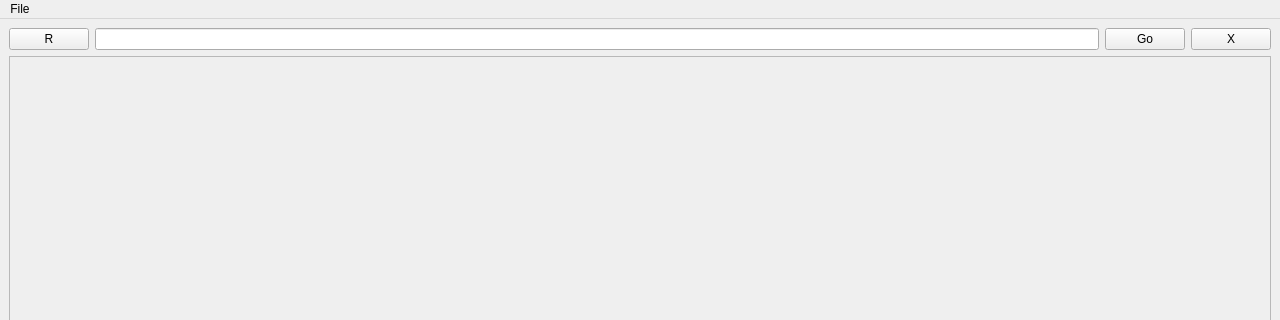
Old version of the form mainwindow.ui in the repository rth-8/RTHD2CLIENT; both pictures show x 0 to 1280 and y 0 to 320 of the 1280 by 800 pixel window.
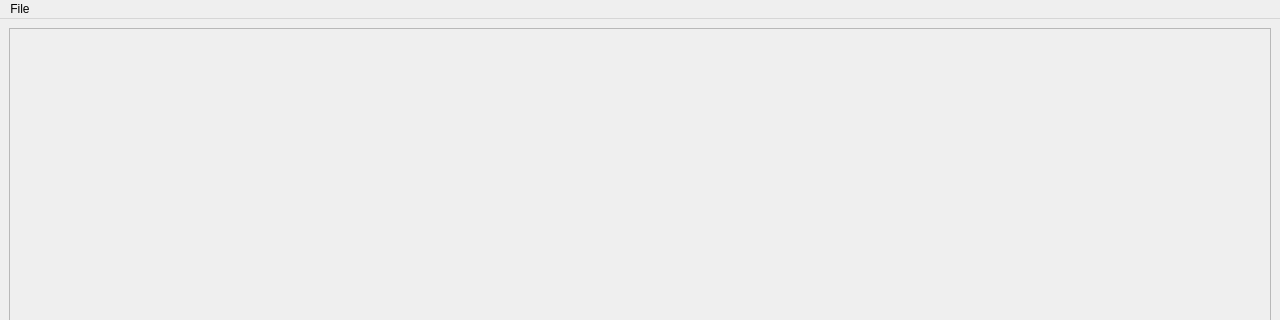
New version of the form.

Commit message: remove unnecessary ui elements

Patch:
```diff
--- a/mainwindow.ui
+++ b/mainwindow.ui
@@ -15,34 +15,6 @@
   </property>
   <widget class="QWidget" name="centralwidget">
    <layout class="QVBoxLayout" name="verticalLayout">
-    <item>
-     <layout class="QHBoxLayout" name="horizontalLayout">
-      <item>
-       <widget class="QPushButton" name="btn_refresh">
-        <property name="text">
-         <string>R</string>
-        </property>
-       </widget>
-      </item>
-      <item>
-       <widget class="QLineEdit" name="edit_url"/>
-      </item>
-      <item>
-       <widget class="QPushButton" name="btn_go">
-        <property name="text">
-         <string>Go</string>
-        </property>
-       </widget>
-      </item>
-      <item>
-       <widget class="QPushButton" name="btn_clear">
-        <property name="text">
-         <string>X</string>
-        </property>
-       </widget>
-      </item>
-     </layout>
-    </item>
     <item>
      <widget class="QFrame" name="frm_mid">
       <property name="sizePolicy">
```
Left out of the diff: 2 changed lines with no effect on the pictures. The commit also changes 2 other files.
